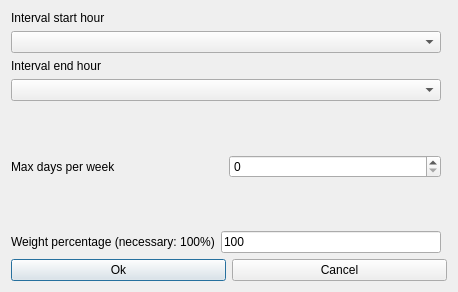
Above: fet/src/interface/modifyconstraintteachersintervalmaxdaysperweekform_template.ui from vonmecheln/fet before the change. Below: the same form after it.
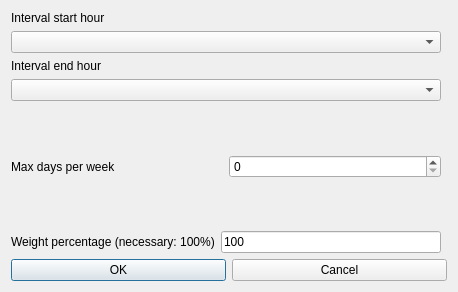
That is the form after the change.

What changed in the file:
```diff
--- a/fet/src/interface/modifyconstraintteachersintervalmaxdaysperweekform_template.ui
+++ b/fet/src/interface/modifyconstraintteachersintervalmaxdaysperweekform_template.ui
@@ -19,7 +19,7 @@
      <item>
       <widget class="QPushButton" name="okPushButton">
        <property name="text">
-        <string>Ok</string>
+        <string>OK</string>
        </property>
       </widget>
      </item>
```
